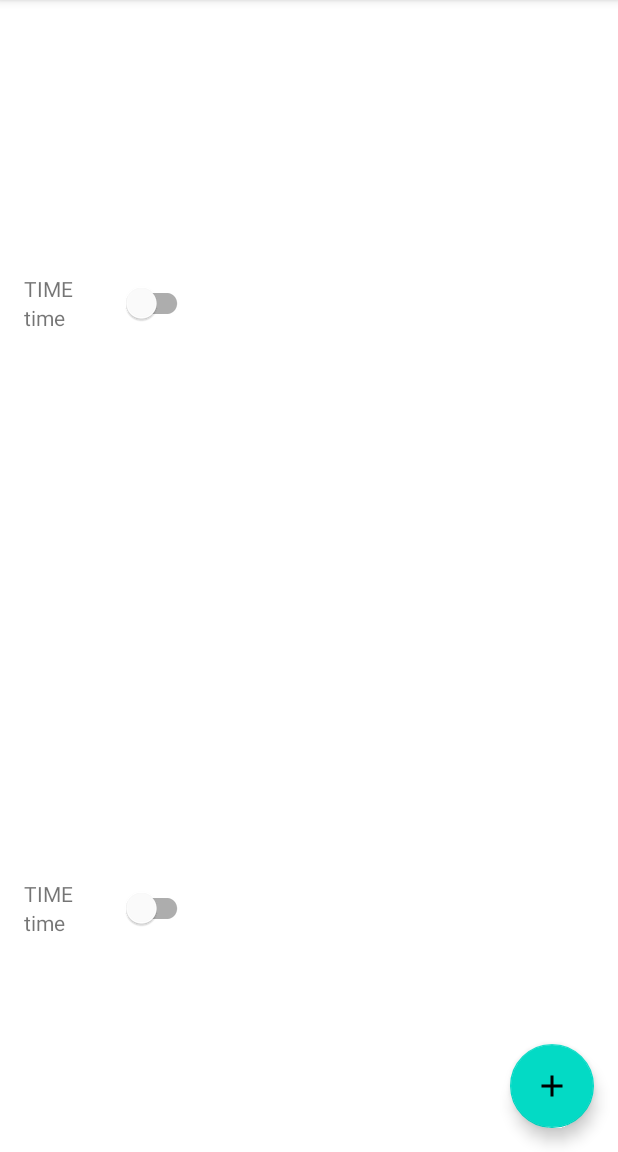
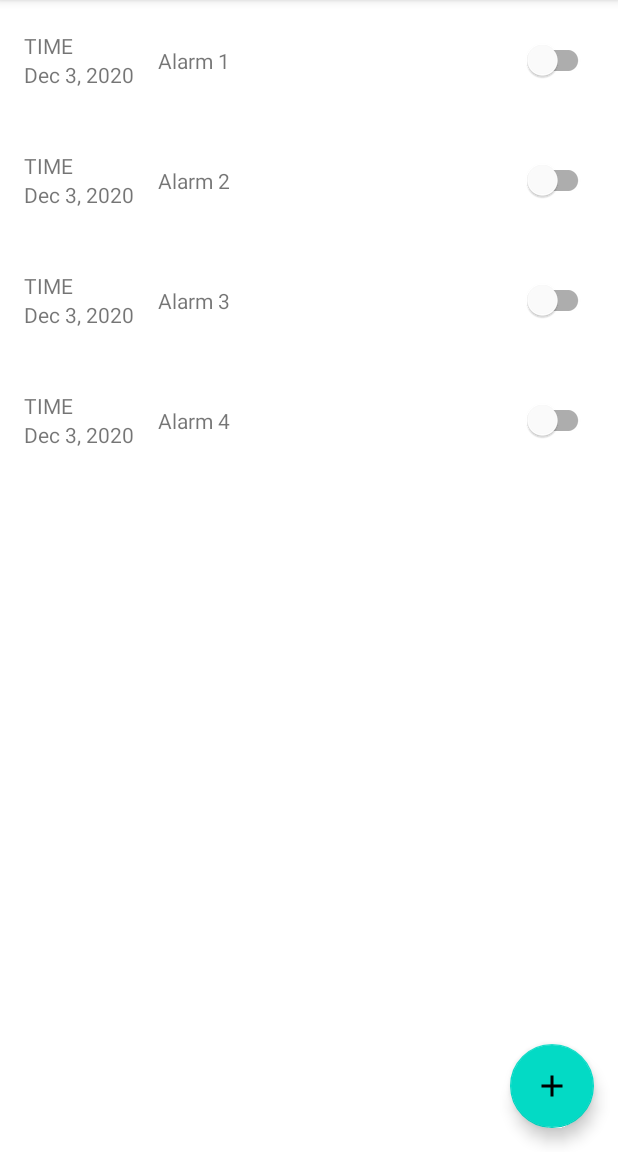
Before and after one commit to Braxeo/Alarms, an Android app: the screen it shows after launch (MainActivity), on a phone screen of 412 x 824 dp, the part 84-1236 px from its top. Run offline under Robolectric (Android 15) with nearby library versions, the phone set to English and light mode, and no system bars; our stand-ins replace Dagger/Hilt's generated code, Room's generated code, data binding; libraries missing offline, so code that uses them is left out: androidx.hilt, androidx.hilt.lifecycle.

Commit message:
0.0.1: Details
Updating details and adding dto / database methods

```diff
--- a/app/build.gradle
+++ b/app/build.gradle
@@ -48,8 +48,8 @@ dependencies {
     implementation 'androidx.appcompat:appcompat:1.2.0'
     implementation 'com.google.android.material:material:1.2.1'
     implementation 'androidx.constraintlayout:constraintlayout:2.0.4'
-    implementation 'androidx.navigation:navigation-fragment-ktx:2.3.1'
-    implementation 'androidx.navigation:navigation-ui-ktx:2.3.1'
+    implementation 'androidx.navigation:navigation-fragment-ktx:2.3.2'
+    implementation 'androidx.navigation:navigation-ui-ktx:2.3.2'
     testImplementation 'junit:junit:4.13.1'
     androidTestImplementation 'androidx.test.ext:junit:1.1.2'
     androidTestImplementation 'androidx.test.espresso:espresso-core:3.3.0'
--- a/app/src/main/java/com/brandonkitt/alarms/DummyEndpoint.kt
+++ b/app/src/main/java/com/brandonkitt/alarms/DummyEndpoint.kt
@@ -16,4 +16,8 @@ class DummyEndpoint @Inject constructor() {
         )
     }
 
+    fun getAlarm(id: String): AlarmEntity {
+        return AlarmEntity(UUID.randomUUID().toString(), "Alarm 1", Date(), listOf(DayOfWeek.MONDAY, DayOfWeek.TUESDAY), false)
+    }
+
 }
--- a/app/src/main/java/com/brandonkitt/alarms/adapters/ListingAdapter.kt
+++ b/app/src/main/java/com/brandonkitt/alarms/adapters/ListingAdapter.kt
@@ -5,32 +5,36 @@ import android.view.ViewGroup
 import androidx.recyclerview.widget.RecyclerView
 import com.brandonkitt.alarms.databinding.ItemListingBinding
 import com.brandonkitt.alarms.entities.AlarmEntity
+import java.text.SimpleDateFormat
+import java.util.*
 
 class ListingAdapter : RecyclerView.Adapter<ListingAdapter.AlarmViewHolder>() {
 
     private var items: List<AlarmEntity> = emptyList()
+    private var alarmSelected: ((id: String) -> Unit)? = null
 
-    fun submitList(list: List<AlarmEntity>){
+    fun submitList(list: List<AlarmEntity>, onAlarmSelected: (id: String) -> Unit){
         items = list
+        alarmSelected = onAlarmSelected
         notifyDataSetChanged()
     }
 
     override fun onCreateViewHolder(parent: ViewGroup, viewType: Int): AlarmViewHolder {
-        return AlarmViewHolder(ItemListingBinding.inflate(LayoutInflater.from(parent.context)))
+        return AlarmViewHolder(ItemListingBinding.inflate(LayoutInflater.from(parent.context), parent, false))
     }
 
     override fun onBindViewHolder(holder: AlarmViewHolder, position: Int) {
-        holder.bind(items[position])
+        holder.bind(items[position], alarmSelected)
     }
 
     override fun getItemCount(): Int = items.size
 
     class AlarmViewHolder(private val binding: ItemListingBinding): RecyclerView.ViewHolder(binding.root) {
-        fun bind(alarm: AlarmEntity){
-            binding.description = "This is the description"//alarm.description
+        fun bind(alarm: AlarmEntity, alarmSelected: ((id: String) -> Unit)?){
+            binding.description = alarm.description
             binding.checked = alarm.enabled
-            binding.time = "time"
+            binding.time = SimpleDateFormat.getDateInstance().format(alarm.time)
+            binding.root.setOnClickListener { alarmSelected?.invoke(alarm.alarmId) }
         }
     }
-
 }
--- a/app/src/main/java/com/brandonkitt/alarms/repository/ListingRepository.kt
+++ b/app/src/main/java/com/brandonkitt/alarms/repository/ListingRepository.kt
@@ -15,4 +15,8 @@ class ListingRepository @Inject constructor(
     private val dummyEndpoint: DummyEndpoint
 ) {
     fun getAlarms(): LiveData<List<AlarmEntity>> = MutableLiveData(dummyEndpoint.getAlarms())  // Transformations.map(alarmDao.getAlarms()){ AlarmMapper.toEntity(it) }
+    suspend fun insertAlarm(alarmEntity: AlarmEntity) {
+        val alarmDbo = AlarmMapper.toDbo(listOf(alarmEntity)).first()
+        alarmDao.insertAlarm(alarmDbo)
+    }
 }
--- a/app/src/main/java/com/brandonkitt/alarms/room/RoomDatabase.kt
+++ b/app/src/main/java/com/brandonkitt/alarms/room/RoomDatabase.kt
@@ -5,15 +5,17 @@ import androidx.room.Database
 import androidx.room.Room
 import com.brandonkitt.alarms.room.dao.AlarmDao
 import com.brandonkitt.alarms.room.dbo.AlarmDbo
+import com.brandonkitt.alarms.room.dbo.NewEntityDbo
 import com.brandonkitt.alarms.utilities.DATABASE_NAME
 
 /**
  * The Room database for this app
  */
-@Database(entities = [AlarmDbo::class], version = 1, exportSchema = false)
+@Database(entities = [AlarmDbo::class, NewEntityDbo::class], version = 2, exportSchema = false)
 abstract class RoomDatabase : androidx.room.RoomDatabase() {
 
     abstract fun alarmDao(): AlarmDao
+    abstract fun newEntitiyDao(): NewEntityDbo
 
     companion object {
 
--- a/app/src/main/java/com/brandonkitt/alarms/room/dao/AlarmDao.kt
+++ b/app/src/main/java/com/brandonkitt/alarms/room/dao/AlarmDao.kt
@@ -18,6 +18,9 @@ interface AlarmDao {
     @Delete
     suspend fun deleteAlarm(alarmDbo: AlarmDbo)
 
+    @Query("DELETE * FROM alarms ")
+    suspend fun deleteAlarmWithId(id: String)
+
     @Update
     suspend fun updateAlarm(alarmDbo: AlarmDbo)
 }
--- a/app/src/main/java/com/brandonkitt/alarms/view/ListingFragment.kt
+++ b/app/src/main/java/com/brandonkitt/alarms/view/ListingFragment.kt
@@ -31,12 +31,12 @@ class ListingFragment: Fragment() {
         inflater: LayoutInflater,
         container: ViewGroup?,
         savedInstanceState: Bundle?
-    ): View? {
+    ): View {
         with(FragmentListingBinding.inflate(inflater, container, false)){
             viewmodel = viewModel
             lifecycleOwner = viewLifecycleOwner
             recyclerView.adapter = adapter
-            viewModel.alarms.observe(viewLifecycleOwner) { adapter.submitList(it) }
+            viewModel.alarms.observe(viewLifecycleOwner) { adapter.submitList(it) { id -> viewModel.onAlarmSelected(id) } }
             viewModel.action.observe(viewLifecycleOwner) { action(it) }
             return root
         }
@@ -50,6 +50,6 @@ class ListingFragment: Fragment() {
     }
 
     private fun showAlarmDetails(alarmId: String?){
-        findNavController().navigate(R.id.action_ListingFragment_to_SecondFragment , bundleOf("id" to alarmId))
+        findNavController().navigate(R.id.action_ListingFragment_to_DetailsFragment , bundleOf("id" to alarmId))
     }
 }
--- a/app/src/main/res/navigation/nav_graph.xml
+++ b/app/src/main/res/navigation/nav_graph.xml
@@ -12,18 +12,18 @@
         tools:layout="@layout/fragment_listing">
 
         <action
-            android:id="@+id/action_ListingFragment_to_SecondFragment"
-            app:destination="@id/SecondFragment" />
+            android:id="@+id/action_ListingFragment_to_DetailsFragment"
+            app:destination="@id/DetailsFragment" />
     </fragment>
 
     <fragment
-        android:id="@+id/SecondFragment"
-        android:name="com.brandonkitt.alarms.SecondFragment"
-        android:label="@string/second_fragment_label"
-        tools:layout="@layout/fragment_second">
+        android:id="@+id/DetailsFragment"
+        android:name="com.brandonkitt.alarms.view.DetailsFragment"
+        android:label="@string/details_fragment_label"
+        tools:layout="@layout/fragment_details">
 
         <action
-            android:id="@+id/action_SecondFragment_to_FirstFragment"
+            android:id="@+id/action_DetailsFragment_to_ListingFragment"
             app:destination="@id/ListingFragment" />
     </fragment>
 </navigation>
--- a/app/src/main/res/values/strings.xml
+++ b/app/src/main/res/values/strings.xml
@@ -3,6 +3,7 @@
     <string name="action_settings">Settings</string>
     <!-- Strings used for fragments for navigation -->
     <string name="listing_fragment_label">Listing Fragment</string>
+    <string name="details_fragment_label">Details Fragment</string>
     <string name="first_fragment_label">First Fragment</string>
     <string name="second_fragment_label">Second Fragment</string>
     <string name="next">Next</string>
@@ -15,4 +16,6 @@
     <string name="time">TIME</string>
     <string name="days">DAYS</string>
     <string name="description">Description</string>
+    <string name="save">Save</string>
+    <string name="cancel">Cancel</string>
 </resources>
```
Also changed, not shown: app/src/main/java/com/brandonkitt/alarms/SecondFragment.kt (deleted, +0 -31 lines), app/src/main/java/com/brandonkitt/alarms/repository/DetailsRepository.kt (+16 -1 lines), app/src/main/java/com/brandonkitt/alarms/room/dao/NewEntityDao.kt (added, +24 -0 lines), app/src/main/java/com/brandonkitt/alarms/room/dbo/NewEntityDbo.kt (added, +11 -0 lines), app/src/main/java/com/brandonkitt/alarms/view/DetailsFragment.kt (+35 -8 lines), app/src/main/java/com/brandonkitt/alarms/viewmodel/DetailsViewModel.kt (+45 -2 lines), app/src/main/java/com/brandonkitt/alarms/viewmodel/ListingViewModel.kt (+23 -6 lines), app/src/main/res/layout/fragment_details.xml (+45 -6 lines).
